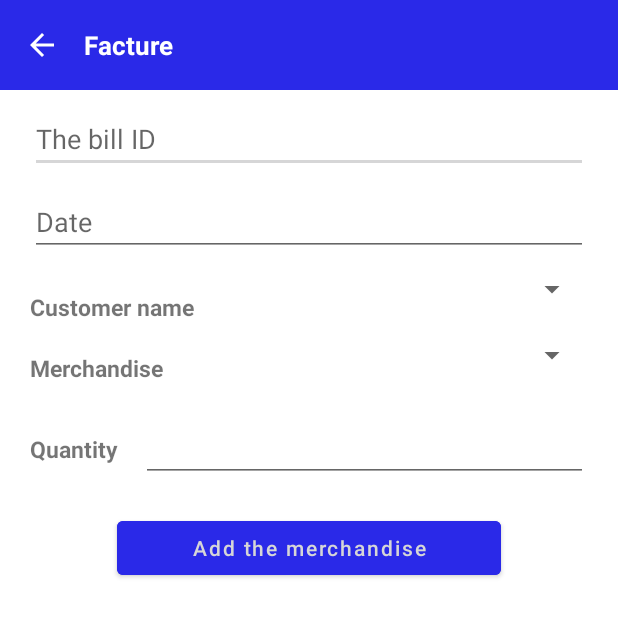
After one commit to ZakariaAitErrami/ManagementSystem, an Android app: the FactureAdd screen opened directly, with no data from a screen before it, on a phone screen of 412 x 824 dp, the top half of it. The commit adds this screen. Run offline under Robolectric (Android 15) with nearby library versions, the phone set to English and light mode, and no system bars; our stand-ins replace Firebase (no records; nobody signed in at launch, a user with empty details on screens opened directly).

Commit message:
Begin bill

```diff
--- a/app/src/main/AndroidManifest.xml
+++ b/app/src/main/AndroidManifest.xml
@@ -11,7 +11,8 @@
         android:roundIcon="@mipmap/ic_launcher_round"
         android:supportsRtl="true"
         android:theme="@style/Theme.ManagementSystem">
-        <activity android:name=".FragementMenu.MarchandiseAdd"></activity>
+        <activity android:name=".FragementMenu.FactureAdd"></activity>
+        <activity android:name=".FragementMenu.MarchandiseAdd" />
         <activity android:name=".FragementMenu.ClientAdd" />
         <activity
             android:name=".drawer_activity"
--- a/app/src/main/java/com/example/managementsystem/Classes/Marchandise.java
+++ b/app/src/main/java/com/example/managementsystem/Classes/Marchandise.java
@@ -8,6 +8,7 @@ public class Marchandise {
     private String description;
     private String price;
     private String mKey;
+    private int quantity;
     public Marchandise(){
 
     }
@@ -17,6 +18,11 @@ public class Marchandise {
         this.reference = reference;
         this.description = description;
         this.price = price;
+    }
+    public Marchandise(String description,String price,int quantity){
+        this.description = description;
+        this.price = price;
+        this.quantity = quantity;
     }
 
     public String getmImageUrl() {
--- /dev/null
+++ b/app/src/main/java/com/example/managementsystem/FragementMenu/FactureAdd.java
@@ -0,0 +1,181 @@
+package com.example.managementsystem.FragementMenu;
+
+import androidx.annotation.NonNull;
+import androidx.appcompat.app.AppCompatActivity;
+
+import android.app.DatePickerDialog;
+import android.content.Intent;
+import android.os.Bundle;
+import android.provider.ContactsContract;
+import android.view.MotionEvent;
+import android.view.View;
+import android.widget.ArrayAdapter;
+import android.widget.Button;
+import android.widget.DatePicker;
+import android.widget.EditText;
+import android.widget.ImageView;
+import android.widget.Spinner;
+import android.widget.TextView;
+
+import com.example.managementsystem.Classes.Client;
+import com.example.managementsystem.Classes.Marchandise;
+import com.example.managementsystem.R;
+import com.example.managementsystem.drawer_activity;
+import com.google.firebase.database.DataSnapshot;
+import com.google.firebase.database.DatabaseError;
+import com.google.firebase.database.DatabaseReference;
+import com.google.firebase.database.FirebaseDatabase;
+import com.google.firebase.database.ValueEventListener;
+
+import java.text.SimpleDateFormat;
+import java.util.ArrayList;
+import java.util.Calendar;
+import java.util.Date;
+
+public class FactureAdd extends AppCompatActivity {
+
+    private ImageView btnHide;
+    private TextView txt; //the text of the toolbar
+    private ImageView back;
+    private Spinner customerName;
+    private Spinner mardescSpinner;
+    private DatabaseReference dbRefCustomer;
+    private DatabaseReference dbRefMerchandise;
+    private ValueEventListener listener;
+    private ArrayAdapter<String> adapter;
+    private ArrayList<String> spinnerData;
+    private ArrayAdapter<String> adapterMer;
+    private ArrayList<String> spinnerDataMer;
+
+    //
+    private DatePickerDialog mDatePickerDialog;
+    private EditText edDate;
+
+    @Override
+    protected void onCreate(Bundle savedInstanceState) {
+        super.onCreate(savedInstanceState);
+        getSupportActionBar().hide(); //hide the toolbar
+        setContentView(R.layout.activity_facture_add);
+        btnHide = findViewById(R.id.addC);
+        btnHide.setVisibility(ImageView.INVISIBLE);
+        txt = findViewById(R.id.textbar);
+        txt.setText("Facture");
+        back = findViewById(R.id.back);
+        back.setOnClickListener(new View.OnClickListener() {
+            @Override
+            public void onClick(View v) {
+                backD();
+            }
+        });
+        //spinner customer
+        customerName = (Spinner) findViewById(R.id.custName);
+        dbRefCustomer = FirebaseDatabase.getInstance().getReference().child("customers");
+        spinnerData = new ArrayList<>();
+        adapter = new ArrayAdapter<String>(this, android.R.layout.simple_spinner_dropdown_item, spinnerData);
+        customerName.setAdapter(adapter);
+        retrieveCustomerSpinner();
+
+        //spinner description
+        mardescSpinner = (Spinner) findViewById(R.id.marDesc);
+        dbRefMerchandise = FirebaseDatabase.getInstance().getReference().child("merchandises");
+        spinnerDataMer = new ArrayList<>();
+        adapterMer = new ArrayAdapter<String>(this, android.R.layout.simple_spinner_dropdown_item,spinnerDataMer);
+        mardescSpinner.setAdapter(adapterMer);
+        retrieveMerchandiseSpinner();
+
+        //show the calendar
+        edDate = (EditText) findViewById(R.id.date);
+        setDateTimeField();
+        edDate.setOnTouchListener(new View.OnTouchListener() {
+            @Override
+            public boolean onTouch(View v, MotionEvent event) {
+                mDatePickerDialog.show();
+                return false;
+            }
+        });
+
+    }
+
+    public void retrieveCustomerSpinner(){
+        listener = dbRefCustomer.addValueEventListener(new ValueEventListener() {
+            @Override
+            public void onDataChange(@NonNull DataSnapshot snapshot) {
+                //String data = snapshot.child("cin").getValue(String.class);
+                //spinnerData.add(data);
+                for (DataSnapshot sn : snapshot.getChildren()){
+                    Client client = sn.getValue(Client.class);
+                    String data = client.getName();
+                    spinnerData.add(data);
+                }
+                adapter.notifyDataSetChanged();
+            }
+
+            @Override
+            public void onCancelled(@NonNull DatabaseError error) {
+
+            }
+        });
+    }
+
+    public void retrieveMerchandiseSpinner(){
+        dbRefMerchandise.addValueEventListener(new ValueEventListener() {
+            @Override
+            public void onDataChange(@NonNull DataSnapshot snapshot) {
+                for (DataSnapshot sn: snapshot.getChildren()){
+                    Marchandise m = sn.getValue(Marchandise.class);
+                    String data = m.getDescription();
+                    spinnerDataMer.add(data);
+                }
+                adapterMer.notifyDataSetChanged();
+            }
+
+            @Override
+            public void onCancelled(@NonNull DatabaseError error) {
+
+            }
+        });
+    }
+
+    public void backD(){
+        Intent teacher = new Intent(this, FactureFragment.class);
+        startActivity(teacher);
+    }
+    private void setDateTimeField() {
+
+        Calendar newCalendar = Calendar.getInstance();
+        mDatePickerDialog = new DatePickerDialog(this, new DatePickerDialog.OnDateSetListener() {
+
+            public void onDateSet(DatePicker view, int year, int monthOfYear, int dayOfMonth) {
+                Calendar newDate = Calendar.getInstance();
+                newDate.set(year, monthOfYear, dayOfMonth);
+                SimpleDateFormat sd = new SimpleDateFormat("dd-MM-yyyy");
+                final Date startDate = newDate.getTime();
+                String fdate = sd.format(startDate);
+
+                edDate.setText(fdate);
+
+            }
+        }, newCalendar.get(Calendar.YEAR), newCalendar.get(Calendar.MONTH), newCalendar.get(Calendar.DAY_OF_MONTH));
+        mDatePickerDialog.getDatePicker().setMaxDate(System.currentTimeMillis());
+
+    }
+}
+/*DatabaseReference reference = FirebaseDatabase.getInstance().getReference().child("customers");
+        reference.addValueEventListener(new ValueEventListener() {
+            @Override
+            public void onDataChange(@NonNull DataSnapshot snapshot) {
+                list.clear();
+                for (DataSnapshot sn : snapshot.getChildren()){
+                    Client client = sn.getValue(Client.class);
+                    String txt = client.toString();
+
+                    list.add(txt);
+                }
+                adapter.notifyDataSetChanged();
+            }
+
+            @Override
+            public void onCancelled(@NonNull DatabaseError error) {
+
+            }
+        });*/
--- a/app/src/main/java/com/example/managementsystem/FragementMenu/MarchandiseFragment.java
+++ b/app/src/main/java/com/example/managementsystem/FragementMenu/MarchandiseFragment.java
@@ -17,6 +17,8 @@ import android.view.View;
 import android.view.ViewGroup;
 import android.widget.Button;
 import android.widget.EditText;
+import android.widget.GridView;
+import android.widget.ListAdapter;
 import android.widget.ProgressBar;
 import android.widget.Toast;
 
@@ -72,6 +74,7 @@ public class MarchandiseFragment extends Fragment implements ImageAdapter.OnItem
         });
         mRecyclerView = view.findViewById(R.id.recycler_view);
         mRecyclerView.setHasFixedSize(true);
+
         mRecyclerView.setLayoutManager(new LinearLayoutManager(getContext()));
         mProgressCircle = view.findViewById(R.id.progress_circle);
         mUploads = new ArrayList<>();
--- /dev/null
+++ b/app/src/main/res/layout/activity_facture_add.xml
@@ -0,0 +1,105 @@
+<?xml version="1.0" encoding="utf-8"?>
+<LinearLayout xmlns:android="http://schemas.android.com/apk/res/android"
+    xmlns:app="http://schemas.android.com/apk/res-auto"
+    xmlns:tools="http://schemas.android.com/tools"
+    android:layout_width="match_parent"
+    android:layout_height="match_parent"
+    android:orientation="vertical"
+    tools:context=".FragementMenu.FactureAdd">
+    <include
+        android:id="@+id/toolbarc"
+        layout="@layout/toolbarc" />
+    <RelativeLayout
+        android:layout_width="match_parent"
+        android:layout_height="wrap_content">
+    <EditText
+        android:id="@+id/billID"
+        android:layout_marginTop="10dp"
+        android:layout_marginRight="20dp"
+        android:layout_marginLeft="20dp"
+        android:layout_width="match_parent"
+        android:layout_height="wrap_content"
+        android:hint="The bill ID"/>
+        <EditText
+            android:id="@+id/date"
+            android:layout_width="match_parent"
+            android:layout_height="wrap_content"
+            android:layout_marginTop="10dp"
+            android:layout_marginRight="20dp"
+            android:inputType="date"
+            android:layout_marginLeft="20dp"
+            android:layout_below="@+id/billID"
+            android:hint="Date"/>
+        <TextView
+            android:id="@+id/textN"
+            android:layout_width="wrap_content"
+            android:layout_height="wrap_content"
+            android:layout_marginLeft="20dp"
+            android:layout_marginTop="23dp"
+            android:textStyle="bold"
+            android:textSize="15dp"
+            android:text="Customer name"
+            android:layout_below="@+id/date" />
+        <Spinner
+            android:id="@+id/custName"
+            android:layout_width="match_parent"
+            android:layout_marginTop="10dp"
+            android:layout_marginRight="20dp"
+            android:layout_marginLeft="20dp"
+            android:layout_below="@+id/date"
+            android:layout_toRightOf="@+id/textN"
+            android:layout_height="wrap_content"/>
+
+        <TextView
+            android:id="@+id/textM"
+            android:layout_width="wrap_content"
+            android:layout_height="wrap_content"
+            android:layout_marginLeft="20dp"
+            android:layout_marginTop="30dp"
+            android:textStyle="bold"
+            android:textSize="15dp"
+            android:text="Merchandise"
+            android:layout_below="@+id/custName" />
+        <Spinner
+            android:id="@+id/marDesc"
+            android:layout_width="match_parent"
+            android:layout_marginTop="20dp"
+            android:layout_marginRight="20dp"
+            android:layout_marginLeft="20dp"
+            android:layout_below="@+id/custName"
+            android:layout_toRightOf="@+id/textM"
+            android:layout_height="wrap_content"/>
+    </RelativeLayout>
+
+    <LinearLayout
+        android:layout_width="match_parent"
+        android:layout_height="wrap_content"
+        android:layout_marginTop="20dp"
+        android:layout_marginLeft="20dp"
+        android:layout_marginRight="20dp"
+        android:orientation="horizontal">
+        <TextView
+            android:layout_width="wrap_content"
+            android:textStyle="bold"
+            android:textSize="15dp"
+            android:layout_height="wrap_content"
+            android:text="Quantity"/>
+        <EditText
+            android:id="@+id/quantity"
+            android:layout_marginLeft="15dp"
+            android:inputType="numberDecimal"
+            android:layout_width="match_parent"
+            android:layout_height="wrap_content"/>
+
+    </LinearLayout>
+
+    <Button
+        android:layout_width="256dp"
+        android:layout_height="wrap_content"
+        android:layout_gravity="center_vertical|center_horizontal"
+        android:textAllCaps="false"
+        android:layout_marginTop="20dp"
+        android:backgroundTint="#2A29E8"
+        android:text="Add the merchandise"/>
+    <!-- Here insert the layout and the table-->
+</LinearLayout>
--- a/app/src/main/res/layout/merchandise_item.xml
+++ b/app/src/main/res/layout/merchandise_item.xml
@@ -53,3 +53,4 @@
     </LinearLayout>
 </LinearLayout>
 </androidx.cardview.widget.CardView>
+<!-- androidx.cardview.widget.CardView -->
```
Also changed, not shown: app/src/main/java/com/example/managementsystem/Classes/Facture.java (added, +50 -0 lines), app/src/main/java/com/example/managementsystem/FragementMenu/FactureFragment.java (+18 -38 lines), app/src/main/res/layout/fragment_facture.xml (+13 -0 lines), app/src/main/res/layout/fragment_marchandise.xml (+22 -0 lines).
